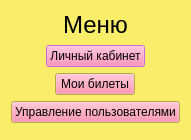
BelousovAD/IS-Airport, file menudialog.ui: the form before one commit.
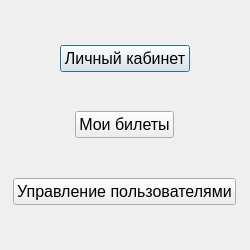
The form after the commit.

```diff
--- a/menudialog.ui
+++ b/menudialog.ui
@@ -6,308 +6,31 @@
    <rect>
     <x>0</x>
     <y>0</y>
-    <width>175</width>
-    <height>140</height>
+    <width>250</width>
+    <height>250</height>
    </rect>
   </property>
-  <property name="palette">
-   <palette>
-    <active>
-     <colorrole role="WindowText">
-      <brush brushstyle="SolidPattern">
-       <color alpha="255">
-        <red>0</red>
-        <green>0</green>
-        <blue>0</blue>
-       </color>
-      </brush>
-     </colorrole>
-     <colorrole role="Button">
-      <brush brushstyle="SolidPattern">
-       <color alpha="255">
-        <red>184</red>
-        <green>59</green>
-        <blue>94</blue>
-       </color>
-      </brush>
-     </colorrole>
-     <colorrole role="BrightText">
-      <brush brushstyle="SolidPattern">
-       <color alpha="255">
-        <red>255</red>
-        <green>255</green>
-        <blue>255</blue>
-       </color>
-      </brush>
-     </colorrole>
-     <colorrole role="Base">
-      <brush brushstyle="SolidPattern">
-       <color alpha="255">
-        <red>240</red>
-        <green>182</green>
-        <blue>116</blue>
-       </color>
-      </brush>
-     </colorrole>
-     <colorrole role="Window">
-      <brush brushstyle="SolidPattern">
-       <color alpha="255">
-        <red>249</red>
-        <green>237</green>
-        <blue>105</blue>
-       </color>
-      </brush>
-     </colorrole>
-     <colorrole role="Shadow">
-      <brush brushstyle="SolidPattern">
-       <color alpha="255">
-        <red>105</red>
-        <green>105</green>
-        <blue>105</blue>
-       </color>
-      </brush>
-     </colorrole>
-     <colorrole role="Highlight">
-      <brush brushstyle="SolidPattern">
-       <color alpha="255">
-        <red>106</red>
-        <green>44</green>
-        <blue>112</blue>
-       </color>
-      </brush>
-     </colorrole>
-     <colorrole role="HighlightedText">
-      <brush brushstyle="SolidPattern">
-       <color alpha="255">
-        <red>246</red>
-        <green>194</green>
-        <blue>255</blue>
-       </color>
-      </brush>
-     </colorrole>
-     <colorrole role="AlternateBase">
-      <brush brushstyle="SolidPattern">
-       <color alpha="255">
-        <red>236</red>
-        <green>177</green>
-        <blue>148</blue>
-       </color>
-      </brush>
-     </colorrole>
-     <colorrole role="ToolTipText">
-      <brush brushstyle="SolidPattern">
-       <color alpha="255">
-        <red>0</red>
-        <green>0</green>
-        <blue>0</blue>
-       </color>
-      </brush>
-     </colorrole>
-    </active>
-    <inactive>
-     <colorrole role="WindowText">
-      <brush brushstyle="SolidPattern">
-       <color alpha="255">
-        <red>0</red>
-        <green>0</green>
-        <blue>0</blue>
-       </color>
-      </brush>
-     </colorrole>
-     <colorrole role="Button">
-      <brush brushstyle="SolidPattern">
-       <color alpha="255">
-        <red>255</red>
-        <green>121</green>
-        <blue>157</blue>
-       </color>
-      </brush>
-     </colorrole>
-     <colorrole role="BrightText">
-      <brush brushstyle="SolidPattern">
-       <color alpha="255">
-        <red>255</red>
-        <green>255</green>
-        <blue>255</blue>
-       </color>
-      </brush>
-     </colorrole>
-     <colorrole role="Base">
-      <brush brushstyle="SolidPattern">
-       <color alpha="255">
-        <red>240</red>
-        <green>194</green>
-        <blue>173</blue>
-       </color>
-      </brush>
-     </colorrole>
-     <colorrole role="Window">
-      <brush brushstyle="SolidPattern">
-       <color alpha="255">
-        <red>249</red>
-        <green>237</green>
-        <blue>105</blue>
-       </color>
-      </brush>
-     </colorrole>
-     <colorrole role="Shadow">
-      <brush brushstyle="SolidPattern">
-       <color alpha="255">
-        <red>105</red>
-        <green>105</green>
-        <blue>105</blue>
-       </color>
-      </brush>
-     </colorrole>
-     <colorrole role="Highlight">
-      <brush brushstyle="SolidPattern">
-       <color alpha="255">
-        <red>240</red>
-        <green>100</green>
-        <blue>255</blue>
-       </color>
-      </brush>
-     </colorrole>
-     <colorrole role="HighlightedText">
-      <brush brushstyle="SolidPattern">
-       <color alpha="255">
-        <red>246</red>
-        <green>194</green>
-        <blue>255</blue>
-       </color>
-      </brush>
-     </colorrole>
-     <colorrole role="AlternateBase">
-      <brush brushstyle="SolidPattern">
-       <color alpha="255">
-        <red>236</red>
-        <green>225</green>
-        <blue>219</blue>
-       </color>
-      </brush>
-     </colorrole>
-     <colorrole role="ToolTipText">
-      <brush brushstyle="SolidPattern">
-       <color alpha="255">
-        <red>0</red>
-        <green>0</green>
-        <blue>0</blue>
-       </color>
-      </brush>
-     </colorrole>
-    </inactive>
-    <disabled>
-     <colorrole role="WindowText">
-      <brush brushstyle="SolidPattern">
-       <color alpha="255">
-        <red>120</red>
-        <green>120</green>
-        <blue>120</blue>
-       </color>
-      </brush>
-     </colorrole>
-     <colorrole role="Button">
-      <brush brushstyle="SolidPattern">
-       <color alpha="255">
-        <red>250</red>
-        <green>209</green>
-        <blue>126</blue>
-       </color>
-      </brush>
-     </colorrole>
-     <colorrole role="BrightText">
-      <brush brushstyle="SolidPattern">
-       <color alpha="255">
-        <red>255</red>
-        <green>255</green>
-        <blue>255</blue>
-       </color>
-      </brush>
-     </colorrole>
-     <colorrole role="Base">
-      <brush brushstyle="SolidPattern">
-       <color alpha="255">
-        <red>255</red>
-        <green>213</green>
-        <blue>129</blue>
-       </color>
-      </brush>
-     </colorrole>
-     <colorrole role="Window">
-      <brush brushstyle="SolidPattern">
-       <color alpha="255">
-        <red>247</red>
-        <green>235</green>
-        <blue>104</blue>
-       </color>
-      </brush>
-     </colorrole>
-     <colorrole role="Shadow">
-      <brush brushstyle="SolidPattern">
-       <color alpha="255">
-        <red>0</red>
-        <green>0</green>
-        <blue>0</blue>
-       </color>
-      </brush>
-     </colorrole>
-     <colorrole role="Highlight">
-      <brush brushstyle="SolidPattern">
-       <color alpha="255">
-        <red>255</red>
-        <green>163</green>
-        <blue>51</blue>
-       </color>
-      </brush>
-     </colorrole>
-     <colorrole role="HighlightedText">
-      <brush brushstyle="SolidPattern">
-       <color alpha="255">
-        <red>120</red>
-        <green>120</green>
-        <blue>120</blue>
-       </color>
-      </brush>
-     </colorrole>
-     <colorrole role="AlternateBase">
-      <brush brushstyle="SolidPattern">
-       <color alpha="255">
-        <red>255</red>
-        <green>227</green>
-        <blue>183</blue>
-       </color>
-      </brush>
-     </colorrole>
-     <colorrole role="ToolTipText">
-      <brush brushstyle="SolidPattern">
-       <color alpha="255">
-        <red>0</red>
-        <green>0</green>
-        <blue>0</blue>
-       </color>
-      </brush>
-     </colorrole>
-    </disabled>
-   </palette>
+  <property name="font">
+   <font>
+    <pointsize>12</pointsize>
+   </font>
   </property>
   <property name="windowTitle">
    <string>Dialog</string>
   </property>
   <layout class="QVBoxLayout" name="verticalLayout">
    <item>
-    <widget class="QLabel" name="titleLabel">
-     <property name="font">
-      <font>
-       <pointsize>18</pointsize>
-      </font>
+    <spacer name="verticalSpacer_4">
+     <property name="orientation">
+      <enum>Qt::Vertical</enum>
      </property>
-     <property name="text">
-      <string>Меню</string>
+     <property name="sizeHint" stdset="0">
+      <size>
+       <width>20</width>
+       <height>40</height>
+      </size>
      </property>
-     <property name="alignment">
-      <set>Qt::AlignCenter</set>
-     </property>
-    </widget>
+    </spacer>
    </item>
    <item>
     <layout class="QHBoxLayout" name="horizontalLayout">
@@ -326,6 +49,19 @@
      </item>
     </layout>
    </item>
+   <item>
+    <spacer name="verticalSpacer_3">
+     <property name="orientation">
+      <enum>Qt::Vertical</enum>
+     </property>
+     <property name="sizeHint" stdset="0">
+      <size>
+       <width>20</width>
+       <height>40</height>
+      </size>
+     </property>
+    </spacer>
+   </item>
    <item>
     <layout class="QHBoxLayout" name="horizontalLayout_2">
      <item>
@@ -343,6 +79,19 @@
      </item>
     </layout>
    </item>
+   <item>
+    <spacer name="verticalSpacer_2">
+     <property name="orientation">
+      <enum>Qt::Vertical</enum>
+     </property>
+     <property name="sizeHint" stdset="0">
+      <size>
+       <width>20</width>
+       <height>40</height>
+      </size>
+     </property>
+    </spacer>
+   </item>
    <item>
     <layout class="QHBoxLayout" name="horizontalLayout_3">
      <item>
```
Left out of the diff: 2 changed lines with no effect on the pictures.
